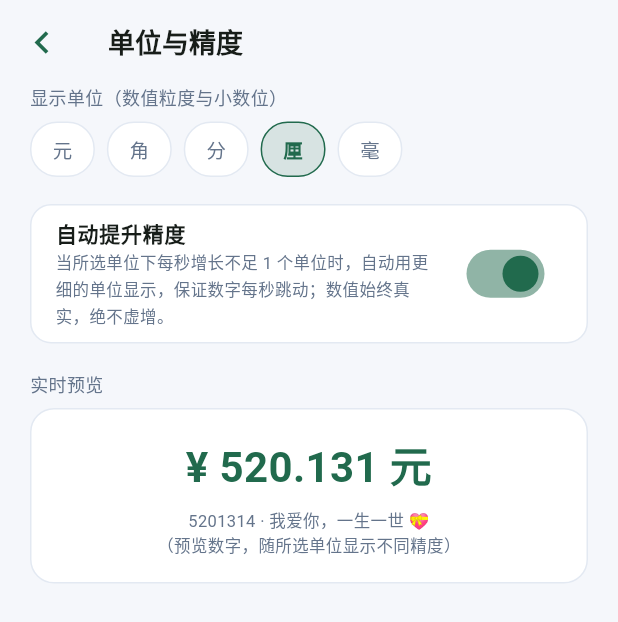
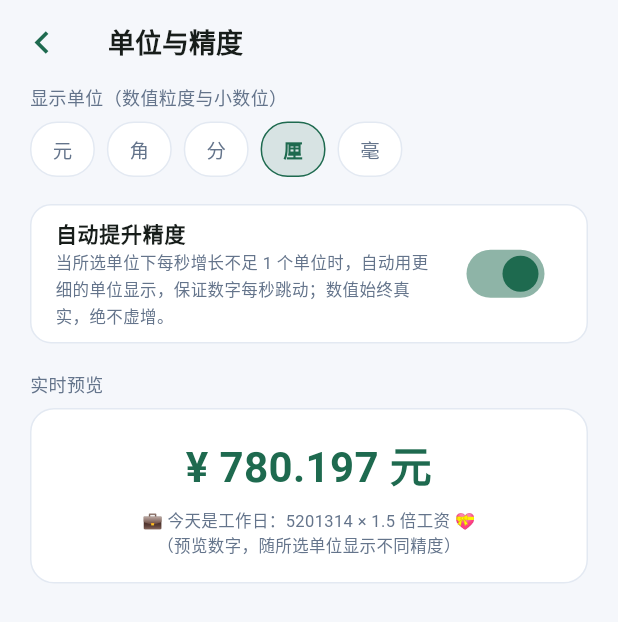
Before and after one commit to Aicq111/xintiao, a Flutter app: the DisplaySettingsPage screen opened directly with empty values, on a phone screen of 412 x 824 dp. Shown: the top 622 px of the screen. Run offline on Flutter 3.47's test engine with Material 3 defaults, Android fonts, the phone set to English and light mode, and no system bars; our stand-ins replace image_picker, shared_preferences; accounts and stored records are empty.

Commit message:
V1.9：8套主题整体提亮(阳光有生气) + 预览金额随节假日联动(3x/2x/1.5x)

```diff
--- a/lib/pages/settings_page.dart
+++ b/lib/pages/settings_page.dart
@@ -3,6 +3,7 @@
 // ============================================================
 import 'package:flutter/material.dart';
 import '../core/backup_service.dart';
+import '../core/holidays.dart';
 import 'rotation_editor.dart';
 import 'mode_shift_editor.dart';
 import '../core/store.dart';
@@ -361,6 +362,17 @@ class DisplaySettingsPage extends StatelessWidget {
       builder: (context, _) {
         final s = store.state;
         final accent = Theme.of(context).colorScheme.primary;
+        // 预览金额随节假日变化：法定假日 3× / 周末 2× / 工作日 1.5×
+        final now = DateTime.now();
+        final isHol = Holidays.isHoliday(now);
+        final isWk = now.weekday >= 6;
+        final pMult = isHol ? 3.0 : (isWk ? 2.0 : 1.5);
+        final pMillis = (5201314 * pMult).round();
+        final pCaption = isHol
+            ? '🏮 今天是法定节假日：5201314 × 3 倍工资 💝\n（预览数字，随所选单位显示不同精度）'
+            : (isWk
+                ? '☀️ 今天是周末：5201314 × 2 倍工资 💝\n（预览数字，随所选单位显示不同精度）'
+                : '💼 今天是工作日：5201314 × 1.5 倍工资 💝\n（预览数字，随所选单位显示不同精度）');
         return Scaffold(
           backgroundColor: Theme.of(context).scaffoldBackgroundColor,
           appBar: AppBar(
@@ -424,7 +436,7 @@ class DisplaySettingsPage extends StatelessWidget {
                 child: Column(
                   children: [
                     Text(
-                      '¥ ${s.formatMoney(5201314)} 元',
+                      '¥ ${s.formatMoney(pMillis)} 元',
                       textAlign: TextAlign.center,
                       style: TextStyle(
                         fontSize: 28,
@@ -435,7 +447,7 @@ class DisplaySettingsPage extends StatelessWidget {
                     ),
                     const SizedBox(height: 8),
                     Text(
-                      '5201314 · 我爱你，一生一世 💝\n（预览数字，随所选单位显示不同精度）',
+                      pCaption,
                       textAlign: TextAlign.center,
                       style: TextStyle(fontSize: 11, color: C.dim(context)),
                     ),
```
Also changed, not shown: lib/core/theme.dart (+19 -19 lines), lib/core/widget_bridge.dart (+8 -8 lines).
